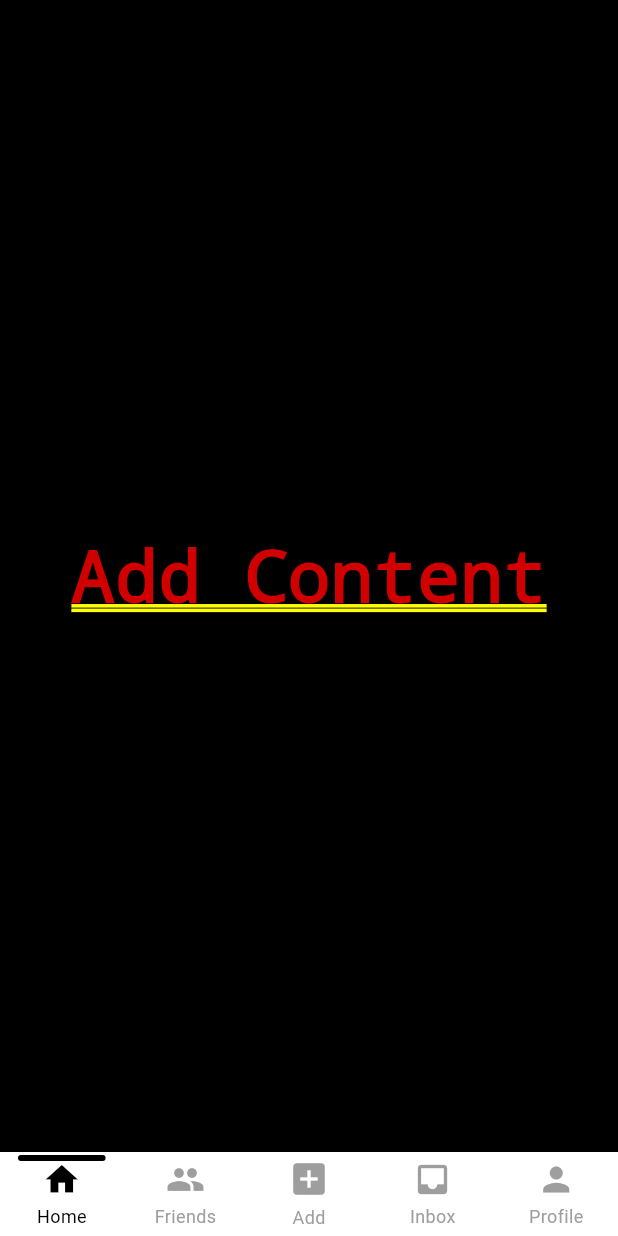
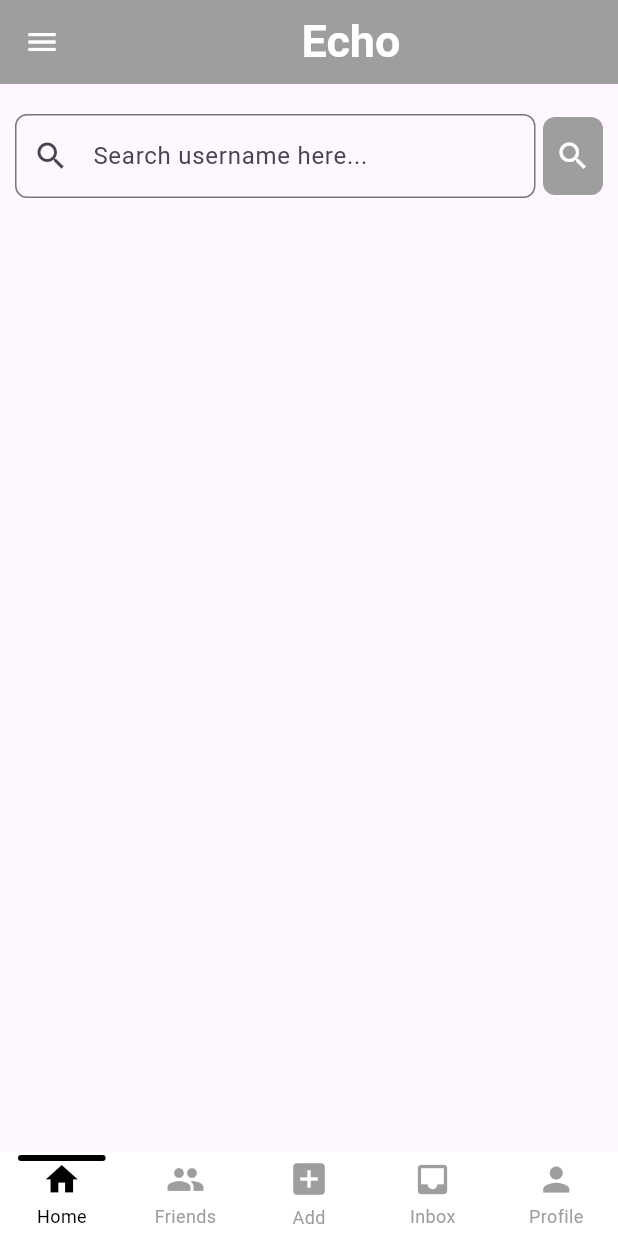
Before and after one commit to faseey/Echo, a Flutter app: the Bottomnavbar screen opened by its route, on a phone screen of 412 x 824 dp. Run offline on Flutter 3.47's test engine with Material 3 defaults, Android fonts, the phone set to English and light mode, and no system bars; drawn by our look-alikes of persistent_bottom_nav_bar; our stand-ins replace cloud_firestore, firebase_core, firebase_storage, get, image_picker; accounts and stored records are empty.

Commit message:
add search and home screen

```diff
--- /dev/null
+++ b/lib/Screen/homescreen.dart
@@ -0,0 +1,97 @@
+import 'package:flutter/material.dart';
+import 'package:get/get.dart';
+import '../component/MyDrawer.dart';
+import '../controllers/home_controller.dart';
+
+class HomeScreen extends StatelessWidget {
+  HomeScreen({Key? key}) : super(key: key);
+
+  final HomeController controller = Get.put(HomeController());
+
+  @override
+  Widget build(BuildContext context) {
+    return Scaffold(
+      appBar: AppBar(
+        backgroundColor: Colors.grey,
+        iconTheme: IconThemeData(color: Colors.white),
+        title: Center(
+          child: Text(
+            "Echo",
+            style: TextStyle(
+              color: Colors.white,
+              fontSize: 30,
+              fontWeight: FontWeight.bold,
+            ),
+          ),
+        ),
+      ),
+      drawer: MyDrawer(),
+      body: Column(
+        children: [
+          Padding(
+            padding: const EdgeInsets.only(top: 20, left: 10, right: 10),
+            child: Row(
+              children: [
+                Expanded(
+                  child: TextFormField(
+                    controller: controller.textController,
+                    decoration: InputDecoration(
+                      hintText: "Search username here...",
+                      prefixIcon: Icon(Icons.search),
+                      border: OutlineInputBorder(
+                        borderRadius: BorderRadius.circular(8),
+                      ),
+                    ),
+                    onFieldSubmitted: (value) {
+                      controller.searchUser(value);
+                    },
+                  ),
+                ),
+                SizedBox(width: 5),
+                Container(
+                  height: 52,
+                  width: 40,
+                  decoration: BoxDecoration(
+                    color: Colors.grey,
+                    borderRadius: BorderRadius.circular(8),
+                  ),
+                  child: IconButton(
+                    onPressed: () {
+                      controller.searchUser(controller.textController.text);
+                    },
+                    icon: Icon(Icons.search, color: Colors.white),
+                  ),
+                ),
+              ],
+            ),
+          ),
+          SizedBox(height: 20),
+          Obx(() {
+            if (controller.errorMessage.isNotEmpty) {
+              return Text(controller.errorMessage.value, style: TextStyle(color: Colors.red));
+            } else if (controller.foundUser.value != null) {
+              final user = controller.foundUser.value!.user;
+              return Card(
+                margin: EdgeInsets.all(12),
+                child: ListTile(
+                  title: Text(user.username, style: TextStyle(fontWeight: FontWeight.bold)),
+                  subtitle: Text(user.email), // or any other info you want to show
+                  trailing: Row(
+                    mainAxisSize: MainAxisSize.min,
+                    children: [
+                      TextButton(onPressed: () {/* Add Friend Logic */}, child: Text("Add Friend")),
+                      TextButton(onPressed: () {/* Message Logic */}, child: Text("Message")),
+                    ],
+                  ),
+                ),
+              );
+            } else {
+              return SizedBox.shrink(); // Show nothing if no search made yet
+            }
+          }),
+
+        ],
+      ),
+    );
+  }
+}
--- a/lib/component/bottomNavbar.dart
+++ b/lib/component/bottomNavbar.dart
@@ -1,5 +1,6 @@
 import 'package:flutter/material.dart';
 import 'package:persistent_bottom_nav_bar/persistent_bottom_nav_bar.dart';
+import '../Screen/homescreen.dart';
 import '../Screen/postScreen.dart';
 import '../Screen/profileScreen.dart';
 
@@ -10,7 +11,7 @@ class Bottomnavbar extends StatelessWidget {
 
   // Define screens list directly (alternative to _buildScreens method)
   final List<Widget> _screens = [
-    Center(child: Text("Add Content")),
+    HomeScreen(),
     Center(child: Text("Friends")),
     PostScreen(),
     Center(child: Text("Inbox")),
--- a/lib/component/route.dart
+++ b/lib/component/route.dart
@@ -1,6 +1,7 @@
 import 'package:get/get.dart';
 
 import '../Screen/LoginScreen.dart';
+import '../Screen/homescreen.dart';
 import '../Screen/postScreen.dart';
 import '../Screen/profileScreen.dart';
 import '../Screen/registerScreen.dart';
@@ -13,6 +14,7 @@ class AppRouter{
   static const postScreen = "/postScreen";
   static const profileScreen = "/profileScreen";
   static const bottomnavbar = "/bottomnavbar";
+  static const homescreen = "/homescreen";
 
 
   static final route = [
@@ -20,6 +22,7 @@ class AppRouter{
     GetPage(name: loginScreen, page: ()=>LoginScreen()),
     GetPage(name: postScreen, page: ()=>PostScreen()),
     GetPage(name: profileScreen, page: ()=>ProfileScreen()),
+    GetPage(name: homescreen, page: ()=>HomeScreen()),
     GetPage(name: bottomnavbar, page: ()=>Bottomnavbar()),
 
 
--- /dev/null
+++ b/lib/controllers/home_controller.dart
@@ -0,0 +1,30 @@
+import 'package:flutter/material.dart';
+import 'package:get/get.dart';
+
+import '../models/bst.dart';
+import '../models/echo.dart';
+
+
+class HomeController extends GetxController {
+  final textController = TextEditingController();
+  final foundUser = Rxn<BSTNode>(); // null = not searched yet
+  final errorMessage = RxString('');
+
+  void searchUser(String username) {
+    final result = Echo.instance.bst.search(username.trim());
+
+    if (result == null) {
+      foundUser.value = null;
+      errorMessage.value = 'User not found';
+    } else {
+      foundUser.value = result;
+      errorMessage.value = '';
+    }
+  }
+
+  @override
+  void onClose() {
+    textController.dispose();
+    super.onClose();
+  }
+}
```
